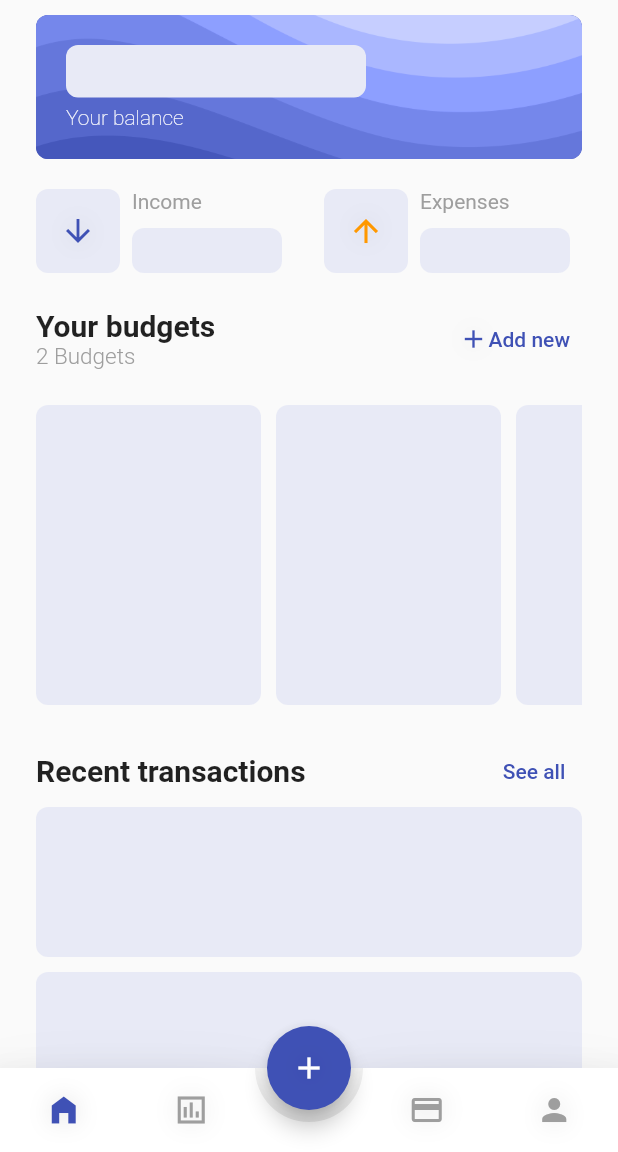
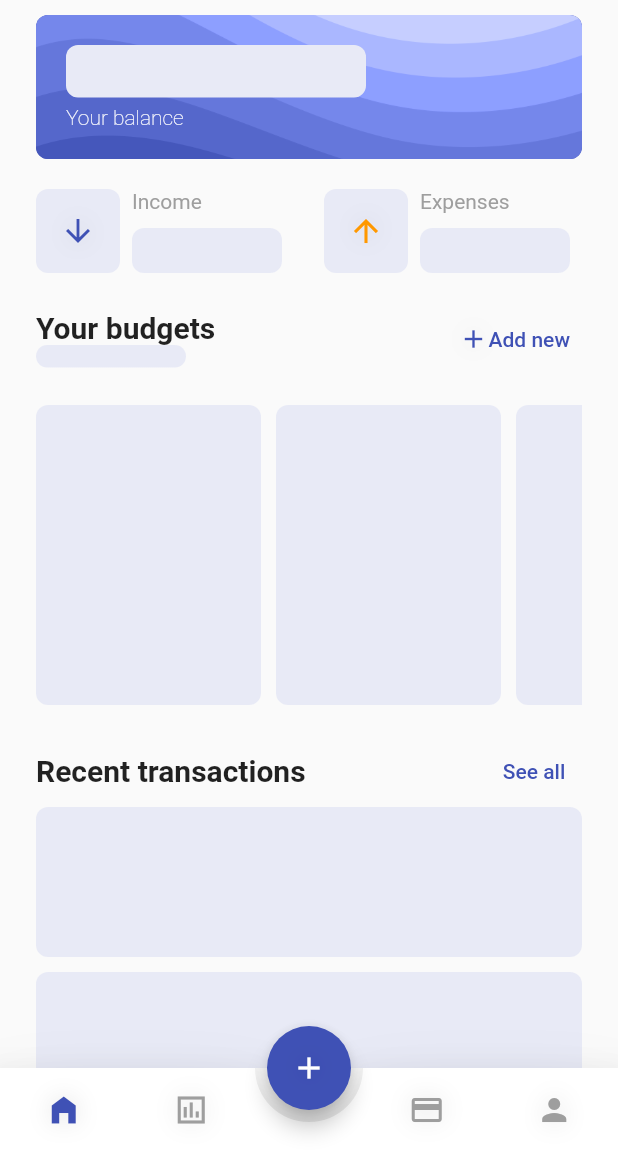
Before and after one commit to kczereczon/budgetapp_flutter, a Flutter app: the first screen one second after launch, on a phone screen of 412 x 824 dp, the part 84-1236 px from its top. Run offline on Flutter 3.47's test engine with Material 2 defaults, Android fonts, the phone set to English and light mode, and no system bars; drawn by our look-alikes of animated_bottom_navigation_bar, badges, shimmer; our stand-ins replace bloc, equatable, flutter_bloc, rxdart.

Commit message:
added budgets with syncing

```diff
--- a/lib/screens/home/sections/wallets-section/wallets-section-view.dart
+++ b/lib/screens/home/sections/wallets-section/wallets-section-view.dart
@@ -4,6 +4,7 @@ import 'package:letbudget/screens/home/sections/sections.dart';
 import 'package:letbudget/screens/home/sections/wallets-section/components/components.dart';
 import 'package:letbudget/screens/home/sections/wallets-section/components/wallet/wallet_view_shimmer.dart';
 import 'package:letbudget/utils/converter.dart';
+import 'package:shimmer/shimmer.dart';
 
 import 'components/wallet/wallet_bloc.dart';
 
@@ -26,19 +27,31 @@ class WalletsSection extends StatelessWidget {
               children: [
                 Column(
                   crossAxisAlignment: CrossAxisAlignment.start,
-                  children: const [
-                    Text(
+                  children: [
+                    const Text(
                       "Your budgets",
                       style:
                           TextStyle(fontSize: 20, fontWeight: FontWeight.bold),
                     ),
-                    Text(
-                      "2 Budgets",
-                      style: TextStyle(
+                    state is WalletsSectionLoaded
+                        ? Text(
+                            "${state.budgets.length} Budgets",
+                            style: const TextStyle(
                                 color: Colors.grey,
                                 fontSize: 15,
                                 fontWeight: FontWeight.w300),
                           )
+                        : Shimmer.fromColors(
+                            baseColor: Theme.of(context).primaryColorDark,
+                            highlightColor: Colors.white,
+                            enabled: true,
+                            child: Container(
+                                width: 100,
+                                height: 15,
+                                decoration: BoxDecoration(
+                                    color: Theme.of(context).primaryColorDark,
+                                    borderRadius:
+                                        BorderRadius.all(Radius.circular(8)))))
                   ],
                 ),
                 TextButton(
@@ -64,10 +77,11 @@ class WalletsSection extends StatelessWidget {
                     itemCount: state is WalletsSectionLoaded
                         ? state.budgets.length
                         : 5,
-                    itemBuilder: ((context, index) =>
-                        state is WalletsSectionLoaded
+                    itemBuilder: ((context, index) => state
+                            is WalletsSectionLoaded
                         ? Wallet(
-                                money: converter.formatValue(state.budgets[index].amount),
+                            money: converter
+                                .formatValue(state.budgets[index].amount),
                             image: Image.network(state.budgets[index].imageUrl),
                             subcategory: state.budgets[index].subcategory)
                         : const WalletShimmer()))),
```
Lines whose indentation alone changed are shown as unchanged.
